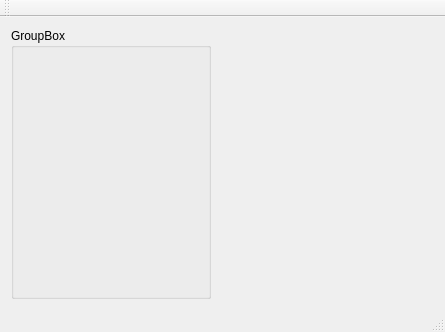
Before: the Qt Designer form sphwindow.ui in mfdeakin/smoothparticlehydrodynamics, drawn with Qt 5.
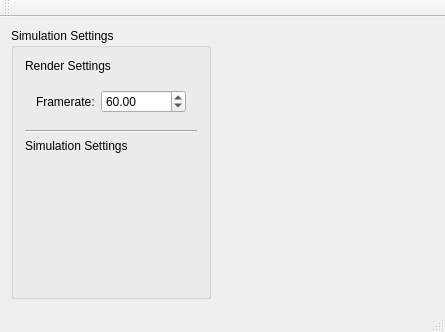
After: the same form once the commit is applied. Custom widgets are drawn as their Qt base class.

Commit message: Double buffered rendering was really slow in multithreaded mode, so attempted single thread with modifiable framerate to no avail :(

Patch:
```diff
--- a/sphwindow.ui
+++ b/sphwindow.ui
@@ -30,8 +30,70 @@
        </size>
       </property>
       <property name="title">
-       <string>GroupBox</string>
+       <string>Simulation Settings</string>
       </property>
+      <layout class="QVBoxLayout" name="verticalLayout">
+       <item>
+        <widget class="QLabel" name="label">
+         <property name="text">
+          <string>Render Settings</string>
+         </property>
+        </widget>
+       </item>
+       <item>
+        <widget class="QWidget" name="widget_2" native="true">
+         <layout class="QFormLayout" name="formLayout">
+          <item row="0" column="0">
+           <widget class="QLabel" name="label_3">
+            <property name="text">
+             <string>Framerate:</string>
+            </property>
+           </widget>
+          </item>
+          <item row="0" column="1">
+           <widget class="QDoubleSpinBox" name="dsbFPS">
+            <property name="maximum">
+             <double>999.990000000000009</double>
+            </property>
+            <property name="singleStep">
+             <double>10.000000000000000</double>
+            </property>
+            <property name="value">
+             <double>60.000000000000000</double>
+            </property>
+           </widget>
+          </item>
+         </layout>
+        </widget>
+       </item>
+       <item>
+        <widget class="Line" name="line">
+         <property name="orientation">
+          <enum>Qt::Horizontal</enum>
+         </property>
+        </widget>
+       </item>
+       <item>
+        <widget class="QLabel" name="label_2">
+         <property name="text">
+          <string>Simulation Settings</string>
+         </property>
+        </widget>
+       </item>
+       <item>
+        <spacer name="verticalSpacer">
+         <property name="orientation">
+          <enum>Qt::Vertical</enum>
+         </property>
+         <property name="sizeHint" stdset="0">
+          <size>
+           <width>20</width>
+           <height>40</height>
+          </size>
+         </property>
+        </spacer>
+       </item>
+      </layout>
      </widget>
     </item>
     <item>
```
Left out of the diff: 24 changed lines with no effect on the pictures. The commit also changes 6 other files.
